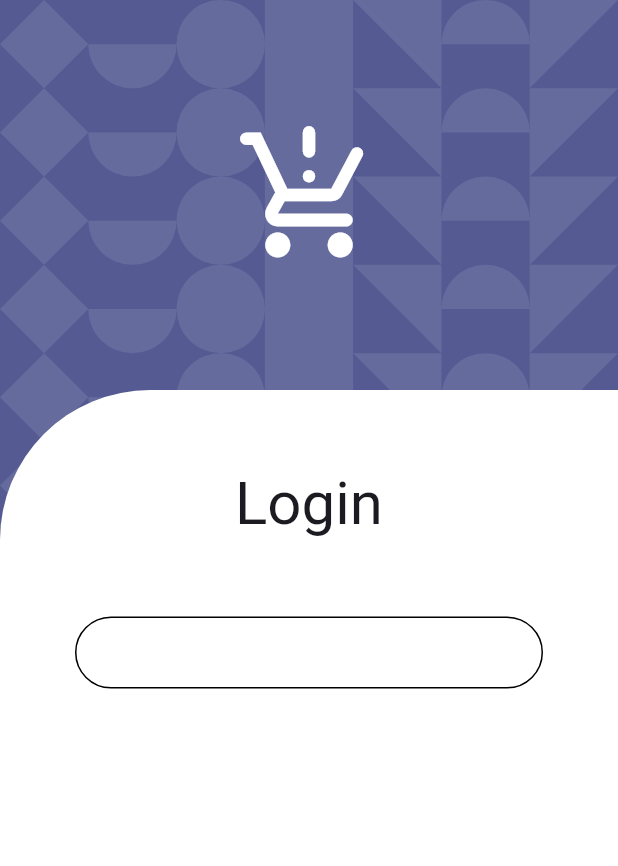
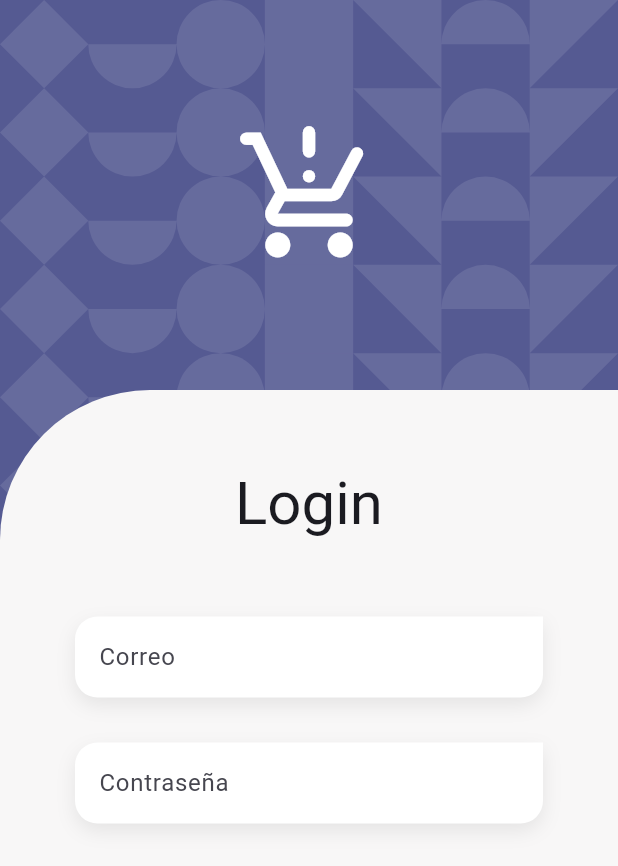
Before and after one commit to Klerith/flutter-authenticated-crud, a Flutter app: the screen it shows after launch, on a phone screen of 412 x 824 dp. Shown: the top 866 px of the screen. Run offline on Flutter 3.47's test engine with Material 2 defaults, Android fonts, the phone set to English and light mode, and no system bars; our stand-ins replace go_router, google_fonts; project files that could hold a hidden picture were left out.

Commit message:
background and input color

```diff
--- a/lib/config/theme/app_theme.dart
+++ b/lib/config/theme/app_theme.dart
@@ -9,7 +9,8 @@ class AppTheme {
     textTheme: TextTheme(
       titleLarge: GoogleFonts.montserratAlternates()
         .copyWith( fontSize: 40 )
-    )
+    ),
+    scaffoldBackgroundColor: const Color(0xFFF8F7F7)
   );
 
 }
--- a/lib/features/auth/presentation/screens/login_screen.dart
+++ b/lib/features/auth/presentation/screens/login_screen.dart
@@ -9,6 +9,7 @@ class LoginScreen extends StatelessWidget {
   Widget build(BuildContext context) {
 
     final size = MediaQuery.of(context).size;
+    final scaffoldBackgroundColor = Theme.of(context).scaffoldBackgroundColor;
 
     return Scaffold(
       body: GeometricalBackground(
@@ -29,9 +30,9 @@ class LoginScreen extends StatelessWidget {
               Container(
                 height: size.height - 260, // 80 los dos sizebox y 100 el ícono
                 width: double.infinity,
-                decoration: const BoxDecoration(
-                  color: Colors.white,
-                  borderRadius: BorderRadius.only(topLeft: Radius.circular(100)),
+                decoration: BoxDecoration(
+                  color: scaffoldBackgroundColor,
+                  borderRadius: const BorderRadius.only(topLeft: Radius.circular(100)),
                 ),
                 child: const _LoginForm(),
               )
@@ -57,10 +58,20 @@ class _LoginForm extends StatelessWidget {
         children: [
           const SizedBox( height: 50 ),
           Text('Login', style: textStyles.titleLarge ),
+
+
           const SizedBox( height: 50 ),
 
+          const CustomTextFormField(
+            label: 'Correo',
+            keyboardType: TextInputType.emailAddress,
+          ),
+          const SizedBox( height: 30 ),
 
-          CustomTextFormField(),
+          const CustomTextFormField(
+            label: 'Contraseña',
+            obscureText: true,
+          ),
 
         ],
       ),
--- a/lib/features/shared/widgets/custom_text_form_field.dart
+++ b/lib/features/shared/widgets/custom_text_form_field.dart
@@ -7,6 +7,7 @@ class CustomTextFormField extends StatelessWidget {
   final String? hint;
   final String? errorMessage;
   final bool obscureText;
+  final TextInputType? keyboardType;
   final Function(String)? onChanged;
   final String? Function(String?)? validator;
 
@@ -16,6 +17,7 @@ class CustomTextFormField extends StatelessWidget {
     this.hint,
     this.errorMessage,
     this.obscureText = false,
+    this.keyboardType = TextInputType.text,
     this.onChanged,
     this.validator,
   });
@@ -26,21 +28,37 @@ class CustomTextFormField extends StatelessWidget {
     final colors = Theme.of(context).colorScheme;
 
     final border = OutlineInputBorder(
-      // borderSide: BorderSide(color: colors.primary),
+      borderSide: const BorderSide(color: Colors.transparent),
       borderRadius: BorderRadius.circular(40)
     );
 
+    const borderRadius = Radius.circular(15);
 
-    return TextFormField(
+    return Container(
+      // padding: const EdgeInsets.only(bottom: 0, top: 15),
+      decoration: BoxDecoration(
+        color: Colors.white,
+        borderRadius: const BorderRadius.only(topLeft: borderRadius, bottomLeft: borderRadius, bottomRight: borderRadius ),
+        boxShadow: [
+          BoxShadow(
+            color: Colors.black.withOpacity(0.08),
+            blurRadius: 10,
+            offset: const Offset(0,5)
+          )
+        ]
+      ),
+      child: TextFormField(
         onChanged: onChanged,
         validator: validator,
         obscureText: obscureText,
+        keyboardType: keyboardType,
+        style: const TextStyle( fontSize: 20, color: Colors.black54 ),
         decoration: InputDecoration(
+          floatingLabelStyle: const TextStyle(color: Colors.black, fontWeight: FontWeight.bold, fontSize: 18),
           enabledBorder: border,
-        focusedBorder: border.copyWith( borderSide: const BorderSide( color: Colors.black )),
+          focusedBorder: border,
           errorBorder: border.copyWith( borderSide: BorderSide( color: Colors.red.shade800 )),
           focusedErrorBorder: border.copyWith( borderSide: BorderSide( color: Colors.red.shade800 )),
-
           isDense: true,
           label: label != null ? Text(label!) : null,
           hintText: hint,
@@ -48,6 +66,7 @@ class CustomTextFormField extends StatelessWidget {
           focusColor: colors.primary,
           // icon: Icon( Icons.supervised_user_circle_outlined, color: colors.primary, )
         ),
+      ),
     );
   }
 }
```
Lines whose indentation alone changed are shown as unchanged.
